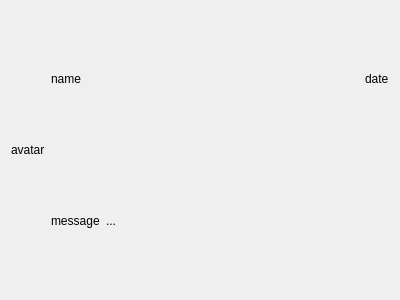
Above: client/src/recent_message_list_item_form.ui from Devil-Alice/chatroom before the change. Below: the same form after it.
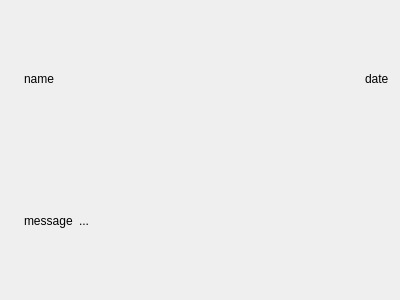
That is the form after the change.

Diff of the .ui file:
```diff
--- a/client/src/recent_message_list_item_form.ui
+++ b/client/src/recent_message_list_item_form.ui
@@ -19,7 +19,7 @@
      <item row="0" column="0">
       <widget class="QLabel" name="label_avatar">
        <property name="text">
-        <string>avatar</string>
+        <string/>
        </property>
       </widget>
      </item>
```
